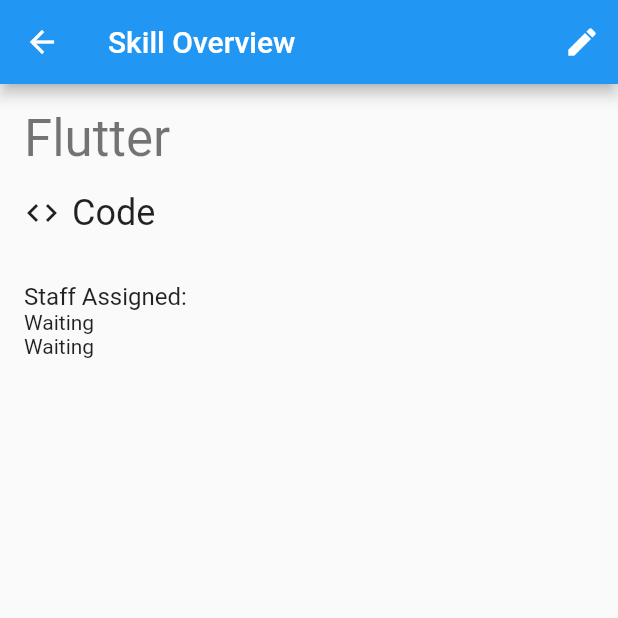
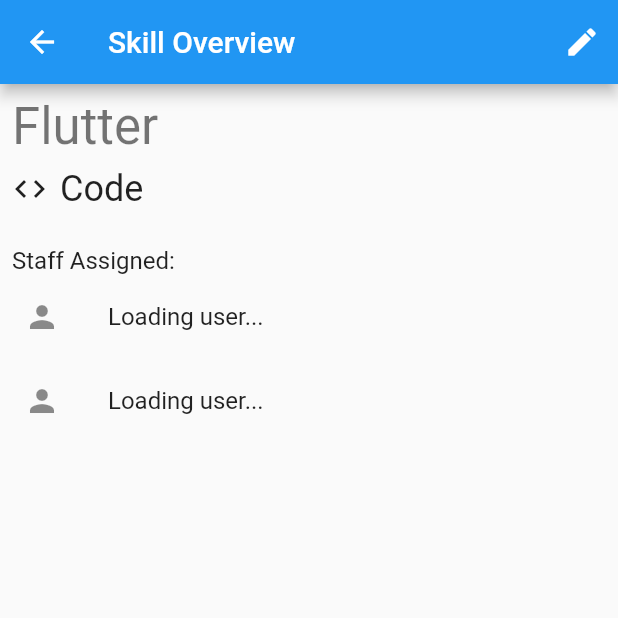
Before and after one commit to domneedham/uni-ssa.client, a Flutter app: the screen it shows after launch, after a tap on "Flutter", on a phone screen of 412 x 824 dp, the top half of it. Run offline on Flutter 3.47's test engine with Material 2 defaults, Android fonts, the phone set to English and light mode, and no system bars; our stand-ins replace get.

Commit message:
refactor code to make use of reusable widgets

```diff
--- a/lib/app/ui/pages/home_page/home_page_header.dart
+++ b/lib/app/ui/global_widgets/page_title.dart
@@ -1,8 +1,8 @@
 import 'package:flutter/material.dart';
 import 'package:get/get.dart';
 
-class HomePageHeader extends StatelessWidget {
-  const HomePageHeader({Key? key, required this.text}) : super(key: key);
+class PageTitle extends StatelessWidget {
+  const PageTitle({Key? key, required this.text}) : super(key: key);
 
   final String text;
 
@@ -10,7 +10,10 @@
   Widget build(BuildContext context) {
     return Padding(
       padding: const EdgeInsets.all(8.0),
-      child: Text(text, style: Get.textTheme.headline4),
+      child: Text(
+        text,
+        style: Get.textTheme.headline4,
+      ),
     );
   }
 }
--- a/lib/app/ui/pages/home_page/home_page_grid_title.dart
+++ b/lib/app/ui/global_widgets/skill_category_title.dart
@@ -1,26 +1,25 @@
 import 'package:flutter/material.dart';
 import 'package:get/get.dart';
 import 'package:ssa_app/app/data/models/skill/category.dart';
-import 'package:ssa_app/app/data/models/skill/skill.dart';
 
-class HomePageGridTitle extends StatelessWidget {
-  const HomePageGridTitle({
+class SkillCategoryTitle extends StatelessWidget {
+  const SkillCategoryTitle({
     Key? key,
-    required this.entry,
+    required this.category,
   }) : super(key: key);
 
-  final MapEntry<Category, List<Skill>> entry;
+  final Category category;
 
   @override
   Widget build(BuildContext context) {
     return Padding(
-      padding: const EdgeInsets.all(8.0),
+      padding: const EdgeInsets.symmetric(horizontal: 8.0),
       child: Row(
         children: [
-          Icon(entry.key.icon),
+          Icon(category.icon),
           SizedBox(width: 8),
           Text(
-            entry.key.name,
+            category.name,
             style: Get.textTheme.headline5,
           ),
         ],
--- a/lib/app/ui/pages/home_page/home_page_future_state_text.dart
+++ b/lib/app/ui/pages/home_page/home_page_future_state_text.dart
@@ -10,8 +10,7 @@
 
   @override
   Widget build(BuildContext context) {
-    return Padding(
-      padding: const EdgeInsets.all(8.0),
+    return Center(
       child: Text(text),
     );
   }
--- a/lib/app/ui/pages/home_page/home_page_skill_list.dart
+++ b/lib/app/ui/pages/home_page/home_page_skill_list.dart
@@ -1,9 +1,9 @@
 import 'package:flutter/material.dart';
 import 'package:ssa_app/app/data/models/skill/category.dart';
 import 'package:ssa_app/app/data/models/skill/skill.dart';
+import 'package:ssa_app/app/ui/global_widgets/skill_category_title.dart';
 
 import 'home_page_grid.dart';
-import 'home_page_grid_title.dart';
 
 class HomePageSkillList extends StatelessWidget {
   const HomePageSkillList({
@@ -28,7 +28,7 @@
         return Column(
           crossAxisAlignment: CrossAxisAlignment.start,
           children: [
-            HomePageGridTitle(entry: entry),
+            SkillCategoryTitle(category: entry.key),
             HomePageGrid(
               childAspectRatio: gridChildAspectRatio,
               entry: entry,
--- a/lib/app/ui/pages/home_page/manager/manager_home.dart
+++ b/lib/app/ui/pages/home_page/manager/manager_home.dart
@@ -4,8 +4,8 @@
 import 'package:ssa_app/app/controllers/home_manager_controller.dart';
 import 'package:ssa_app/app/data/models/skill/category.dart';
 import 'package:ssa_app/app/data/models/skill/manager_staff_skill.dart';
+import 'package:ssa_app/app/ui/global_widgets/page_title.dart';
 import 'package:ssa_app/app/ui/pages/home_page/home_page_future_state_text.dart';
-import 'package:ssa_app/app/ui/pages/home_page/home_page_header.dart';
 import 'package:ssa_app/app/ui/pages/home_page/user_debug.dart';
 
 import '../home_page_skill_list.dart';
@@ -22,14 +22,14 @@
         physics: ClampingScrollPhysics(),
         children: [
           UserDebug(user: controller.user),
-          HomePageHeader(text: "Skills"),
+          PageTitle(text: "Skills"),
           FutureBuilder(
             future: controller.skills,
             builder: (BuildContext ctx,
                 AsyncSnapshot<Map<Category, List<ManagerStaffSkill>>?>
                     snapshot) {
               if (snapshot.connectionState == ConnectionState.waiting) {
-                return HomePageFutureStateText(text: "Fetching data");
+                return HomePageFutureStateText(text: "Loading");
               }
               if (snapshot.hasData) {
                 final skills = snapshot.data!;
--- a/lib/app/ui/pages/home_page/staff/staff_home.dart
+++ b/lib/app/ui/pages/home_page/staff/staff_home.dart
@@ -4,8 +4,8 @@
 import 'package:ssa_app/app/controllers/home_staff_controller.dart';
 import 'package:ssa_app/app/data/models/skill/category.dart';
 import 'package:ssa_app/app/data/models/skill/staff_skill.dart';
+import 'package:ssa_app/app/ui/global_widgets/page_title.dart';
 import 'package:ssa_app/app/ui/pages/home_page/home_page_future_state_text.dart';
-import 'package:ssa_app/app/ui/pages/home_page/home_page_header.dart';
 import 'package:ssa_app/app/ui/pages/home_page/staff/staff_skill_card.dart';
 import 'package:ssa_app/app/ui/pages/home_page/user_debug.dart';
 
@@ -22,14 +22,13 @@
         physics: ClampingScrollPhysics(),
         children: [
           UserDebug(user: controller.user),
-          HomePageHeader(text: "Your Skills"),
+          PageTitle(text: "Your Skills"),
           FutureBuilder(
             future: controller.skills,
             builder: (BuildContext ctx,
                 AsyncSnapshot<Map<Category, List<StaffSkill>>?> snapshot) {
               if (snapshot.connectionState == ConnectionState.waiting) {
-                return HomePageFutureStateText(
-                    text: "Fetching data and waiting.");
+                return HomePageFutureStateText(text: "Loading");
               }
               if (snapshot.hasData) {
                 final skills = snapshot.data!;
--- a/lib/app/ui/pages/manager_skill_overview_page/manager_skill_overview_page.dart
+++ b/lib/app/ui/pages/manager_skill_overview_page/manager_skill_overview_page.dart
@@ -1,8 +1,10 @@
 import 'package:flutter/material.dart';
 import 'package:get/get.dart';
 import 'package:ssa_app/app/data/models/skill/manager_staff_skill.dart';
-import 'package:ssa_app/app/data/models/user/staff.dart';
+import 'package:ssa_app/app/ui/global_widgets/page_title.dart';
+import 'package:ssa_app/app/ui/global_widgets/skill_category_title.dart';
 import '../../../controllers/manager_skill_overview_controller.dart';
+import 'manager_skill_overview_user_list.dart';
 
 class ManagerSkillOverviewPage extends GetView<ManagerSkillOverviewController> {
   @override
@@ -23,60 +25,26 @@
           if (snapshot.hasData) {
             final skill = snapshot.data!;
             return ListView(
-              padding: const EdgeInsets.all(16.0),
               physics: ClampingScrollPhysics(),
               children: [
-                Text(skill.name, style: Get.textTheme.headline4),
-                SizedBox(height: 16),
-                Row(
-                  children: [
-                    Icon(skill.category.icon),
-                    SizedBox(width: 8),
-                    Text(
-                      skill.category.name,
-                      style: Get.textTheme.headline5,
-                    )
-                  ],
+                PageTitle(text: skill.name),
+                SkillCategoryTitle(category: skill.category),
+                SizedBox(height: 24),
+                Padding(
+                  padding: const EdgeInsets.symmetric(horizontal: 8.0),
+                  child: Text(
+                    "Staff Assigned:",
+                    style: Get.textTheme.subtitle1,
+                  ),
                 ),
-                SizedBox(height: 32),
-                Text(
-                  "Staff Assigned:",
-                  style: Get.textTheme.subtitle1,
-                ),
-                ListView.builder(
-                  physics: NeverScrollableScrollPhysics(),
-                  shrinkWrap: true,
-                  itemCount: skill.staff.length,
-                  itemBuilder: (c, pos) {
-                    final staffId = skill.staff[pos];
-                    return FutureBuilder(
-                      future: controller.getStaffById(staffId),
-                      builder:
-                          (BuildContext ctx, AsyncSnapshot<Staff> snapshot) {
-                        if (snapshot.hasData) {
-                          final user = snapshot.data!;
-                          return ListTile(
-                            // overwrite left padding used in ListTile
-                            contentPadding: const EdgeInsets.only(right: 16),
-                            leading: Icon(Icons.person),
-                            title: Text(user.name),
-                          );
-                        }
-                        if (snapshot.hasError) {
-                          return Text("User failed to load");
-                        }
-                        return Text("Waiting");
-                      },
-                    );
-                  },
-                ),
+                ManagerSkillOverviewUserList(skill: skill),
               ],
             );
           }
           if (snapshot.hasError) {
-            return Text(snapshot.error.toString());
+            return Center(child: Text(snapshot.error.toString()));
           }
-          return Center(child: Text("Waiting"));
+          return Center(child: Text("Loading"));
         },
       ),
     );
--- /dev/null
+++ b/lib/app/ui/pages/manager_skill_overview_page/manager_skill_overview_user_list.dart
@@ -0,0 +1,49 @@
+import 'package:flutter/material.dart';
+import 'package:get/get.dart';
+import 'package:ssa_app/app/controllers/manager_skill_overview_controller.dart';
+import 'package:ssa_app/app/data/models/skill/manager_staff_skill.dart';
+import 'package:ssa_app/app/data/models/user/staff.dart';
+
+class ManagerSkillOverviewUserList
+    extends GetWidget<ManagerSkillOverviewController> {
+  const ManagerSkillOverviewUserList({
+    Key? key,
+    required this.skill,
+  }) : super(key: key);
+
+  final ManagerStaffSkill skill;
+
+  @override
+  Widget build(BuildContext context) {
+    return ListView.builder(
+      physics: NeverScrollableScrollPhysics(),
+      shrinkWrap: true,
+      itemCount: skill.staff.length,
+      itemBuilder: (c, pos) {
+        final staffId = skill.staff[pos];
+        return FutureBuilder(
+          future: controller.getStaffById(staffId),
+          builder: (BuildContext ctx, AsyncSnapshot<Staff> snapshot) {
+            if (snapshot.hasData) {
+              final user = snapshot.data!;
+              return ListTile(
+                leading: Icon(Icons.person),
+                title: Text(user.name),
+              );
+            }
+            if (snapshot.hasError) {
+              return ListTile(
+                leading: Icon(Icons.person_off),
+                title: Text("User failed to load"),
+              );
+            }
+            return ListTile(
+              leading: Icon(Icons.person),
+              title: Text("Loading user..."),
+            );
+          },
+        );
+      },
+    );
+  }
+}
```
